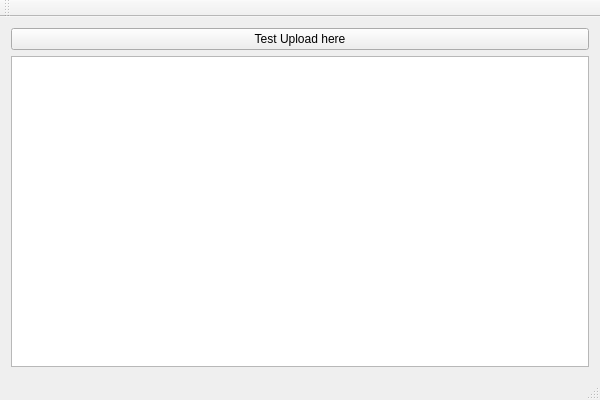
Before: the Qt Designer form mainwindow.ui in kenshin1991/libishare, drawn with Qt 5.
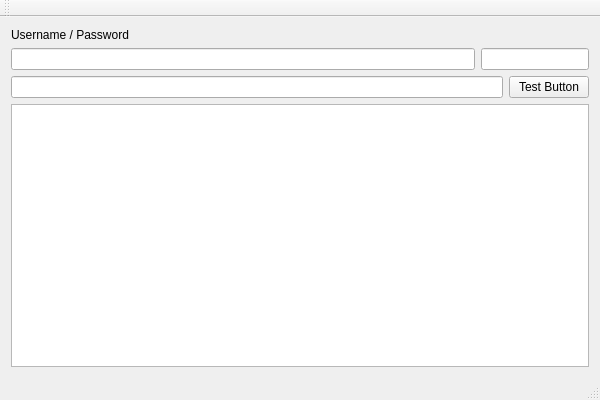
After: the same form once the commit is applied.

The edit to the form file:
```diff
--- a/mainwindow.ui
+++ b/mainwindow.ui
@@ -14,17 +14,33 @@
    <string>MainWindow</string>
   </property>
   <widget class="QWidget" name="centralWidget">
-   <layout class="QVBoxLayout" name="verticalLayout">
-    <item>
+   <layout class="QGridLayout" name="gridLayout">
+    <item row="1" column="0">
+     <widget class="QLineEdit" name="username"/>
+    </item>
+    <item row="1" column="1" colspan="2">
+     <widget class="QLineEdit" name="password"/>
+    </item>
+    <item row="4" column="0" colspan="2">
+     <widget class="QLineEdit" name="url"/>
+    </item>
+    <item row="4" column="2">
      <widget class="QPushButton" name="pushButton">
       <property name="text">
-       <string>Test Upload here</string>
+       <string>Test Button</string>
       </property>
      </widget>
     </item>
-    <item>
+    <item row="5" column="0" colspan="3">
      <widget class="QPlainTextEdit" name="plainTextEdit"/>
     </item>
+    <item row="0" column="0">
+     <widget class="QLabel" name="label">
+      <property name="text">
+       <string>Username / Password</string>
+      </property>
+     </widget>
+    </item>
    </layout>
   </widget>
   <widget class="QMenuBar" name="menuBar">
```
